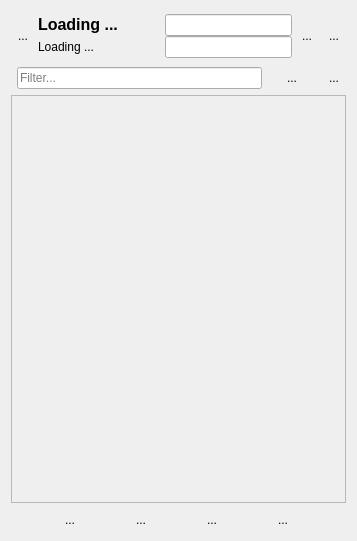
Above: qofiaui/contactform.ui from envsh/tox-homeserver before the change. Below: the same form after it.
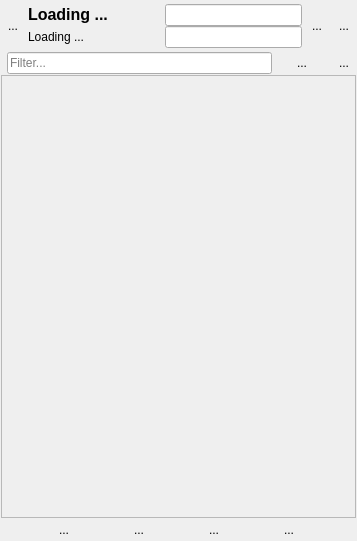
That is the form after the change. Icons and pictures are not drawn.

Commit message: fix left click. split qrc. malloc_trim

```diff
--- a/qofiaui/contactform.ui
+++ b/qofiaui/contactform.ui
@@ -14,6 +14,21 @@
    <string>Form</string>
   </property>
   <layout class="QVBoxLayout" name="verticalLayout_2">
+   <property name="spacing">
+    <number>1</number>
+   </property>
+   <property name="leftMargin">
+    <number>1</number>
+   </property>
+   <property name="topMargin">
+    <number>1</number>
+   </property>
+   <property name="rightMargin">
+    <number>1</number>
+   </property>
+   <property name="bottomMargin">
+    <number>1</number>
+   </property>
    <item>
     <widget class="QWidget" name="widget" native="true">
      <layout class="QHBoxLayout" name="horizontalLayout_17">
```
Left out of the diff: 2 changed lines with no effect on the pictures. The commit also changes 17 other files.
